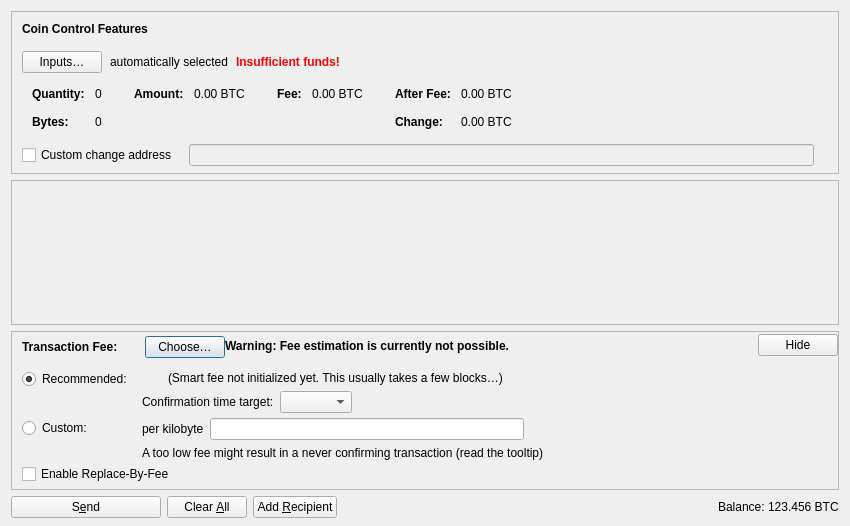
The window that src/qt/forms/sendcoinsdialog.ui (Rexemre/blockzero-core) describes before a commit, drawn with Qt 5.
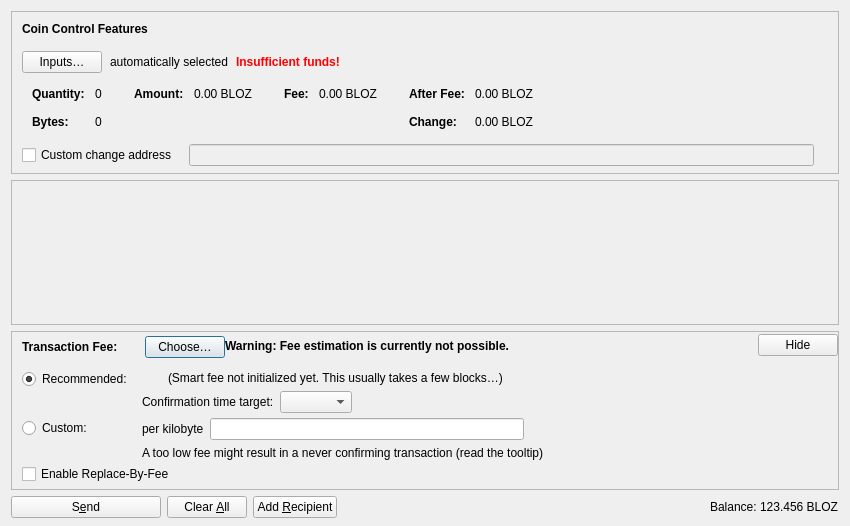
The same window after the commit. Icons and pictures are not drawn. Custom widgets are drawn as their Qt base class.

The edit to the form file:
```diff
--- a/src/qt/forms/sendcoinsdialog.ui
+++ b/src/qt/forms/sendcoinsdialog.ui
@@ -327,7 +327,7 @@
                   <enum>Qt::ActionsContextMenu</enum>
                  </property>
                  <property name="text">
-                  <string notr="true">0.00 BTC</string>
+                  <string notr="true">0.00 BLOZ</string>
                  </property>
                  <property name="textInteractionFlags">
                   <set>Qt::LinksAccessibleByMouse|Qt::TextSelectableByKeyboard|Qt::TextSelectableByMouse</set>
@@ -378,7 +378,7 @@
                   <enum>Qt::ActionsContextMenu</enum>
                  </property>
                  <property name="text">
-                  <string notr="true">0.00 BTC</string>
+                  <string notr="true">0.00 BLOZ</string>
                  </property>
                  <property name="textInteractionFlags">
                   <set>Qt::LinksAccessibleByMouse|Qt::TextSelectableByKeyboard|Qt::TextSelectableByMouse</set>
@@ -432,7 +432,7 @@
                   <enum>Qt::ActionsContextMenu</enum>
                  </property>
                  <property name="text">
-                  <string notr="true">0.00 BTC</string>
+                  <string notr="true">0.00 BLOZ</string>
                  </property>
                  <property name="textInteractionFlags">
                   <set>Qt::LinksAccessibleByMouse|Qt::TextSelectableByKeyboard|Qt::TextSelectableByMouse</set>
@@ -461,7 +461,7 @@
                   <enum>Qt::ActionsContextMenu</enum>
                  </property>
                  <property name="text">
-                  <string notr="true">0.00 BTC</string>
+                  <string notr="true">0.00 BLOZ</string>
                  </property>
                  <property name="textInteractionFlags">
                   <set>Qt::LinksAccessibleByMouse|Qt::TextSelectableByKeyboard|Qt::TextSelectableByMouse</set>
@@ -1191,7 +1191,7 @@
           <cursorShape>IBeamCursor</cursorShape>
          </property>
          <property name="text">
-          <string notr="true">123.456 BTC</string>
+          <string notr="true">123.456 BLOZ</string>
          </property>
          <property name="textInteractionFlags">
           <set>Qt::LinksAccessibleByMouse|Qt::TextSelectableByKeyboard|Qt::TextSelectableByMouse</set>
```
Left out of the diff: 2 changed lines with no effect on the pictures.
